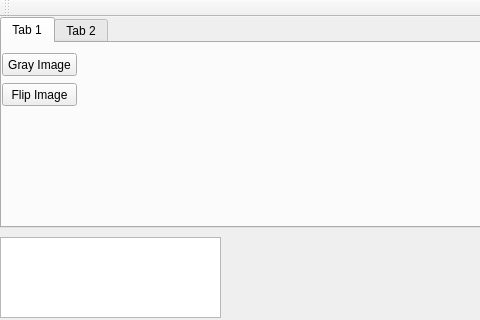
Before: the Qt Designer form mainwindow.ui in Evegen55/opencv_widget, drawn with Qt 5; both pictures show x 0 to 480 and y 0 to 320 of the 768 by 1000 pixel window.
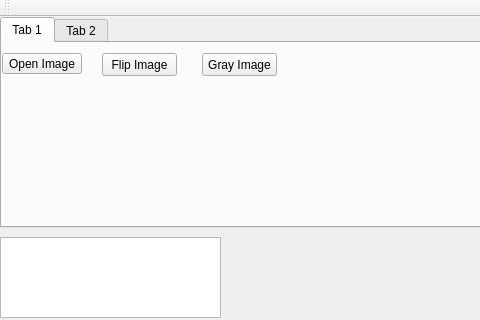
After: the same form once the commit is applied.

Commit message: open image via dialog

Diff of the .ui file:
```diff
--- a/mainwindow.ui
+++ b/mainwindow.ui
@@ -59,7 +59,7 @@
      <widget class="QPushButton" name="btn_gray_image">
       <property name="geometry">
        <rect>
-        <x>0</x>
+        <x>200</x>
         <y>10</y>
         <width>75</width>
         <height>23</height>
@@ -72,8 +72,8 @@
      <widget class="QPushButton" name="btn_flip_image">
       <property name="geometry">
        <rect>
-        <x>0</x>
-        <y>40</y>
+        <x>100</x>
+        <y>10</y>
         <width>75</width>
         <height>23</height>
        </rect>
@@ -82,6 +82,19 @@
        <string>Flip Image</string>
       </property>
      </widget>
+     <widget class="QPushButton" name="btn_open_image">
+      <property name="geometry">
+       <rect>
+        <x>0</x>
+        <y>10</y>
+        <width>80</width>
+        <height>21</height>
+       </rect>
+      </property>
+      <property name="text">
+       <string>Open Image</string>
+      </property>
+     </widget>
     </widget>
     <widget class="QWidget" name="tab_2">
      <attribute name="title">
```
The commit also changes 2 other files.
